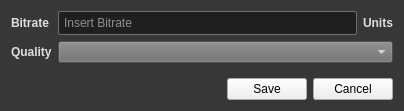
This is aroundvision/views/roi_settings.ui in IT-Leiria/360-gui as Qt 5 draws it before an edit. The edited form follows.
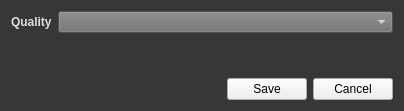
This is the edited form.

```diff
--- a/aroundvision/views/roi_settings.ui
+++ b/aroundvision/views/roi_settings.ui
@@ -56,39 +56,14 @@
    <item>
     <layout class="QFormLayout" name="formLayout">
      <item row="0" column="0">
-      <widget class="QLabel" name="bitrate_name_label">
-       <property name="text">
-        <string>Bitrate</string>
-       </property>
-      </widget>
-     </item>
-     <item row="1" column="0">
       <widget class="QLabel" name="quality_name_label">
        <property name="text">
         <string>Quality</string>
        </property>
       </widget>
      </item>
-     <item row="1" column="1">
-      <widget class="QComboBox" name="quality_comboBox"/>
-     </item>
      <item row="0" column="1">
-      <layout class="QHBoxLayout" name="settings_horizontalLayout">
-       <item>
-        <widget class="QLineEdit" name="bitrate_lineEdit">
-         <property name="placeholderText">
-          <string>Insert Bitrate</string>
-         </property>
-        </widget>
-       </item>
-       <item>
-        <widget class="QLabel" name="bitrate_units_label">
-         <property name="text">
-          <string>Units</string>
-         </property>
-        </widget>
-       </item>
-      </layout>
+      <widget class="QComboBox" name="quality_comboBox"/>
      </item>
     </layout>
    </item>
```
